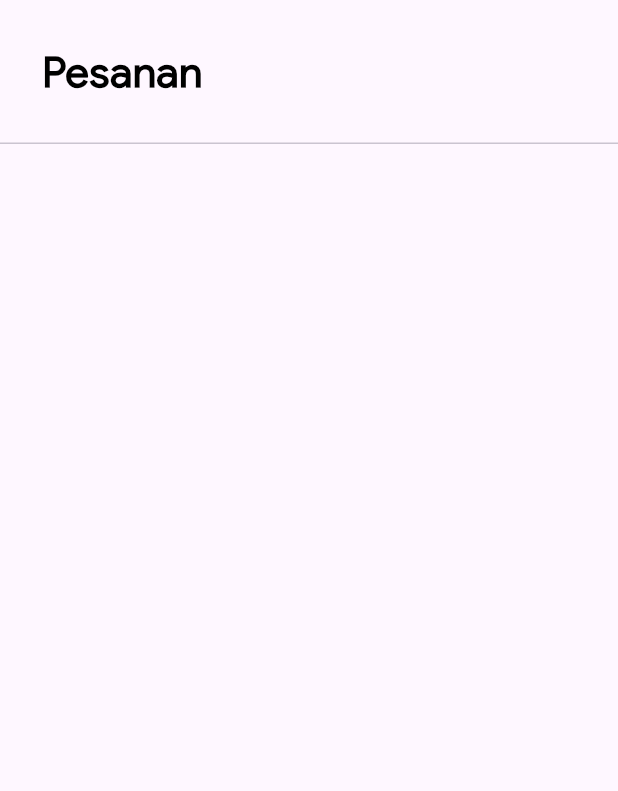
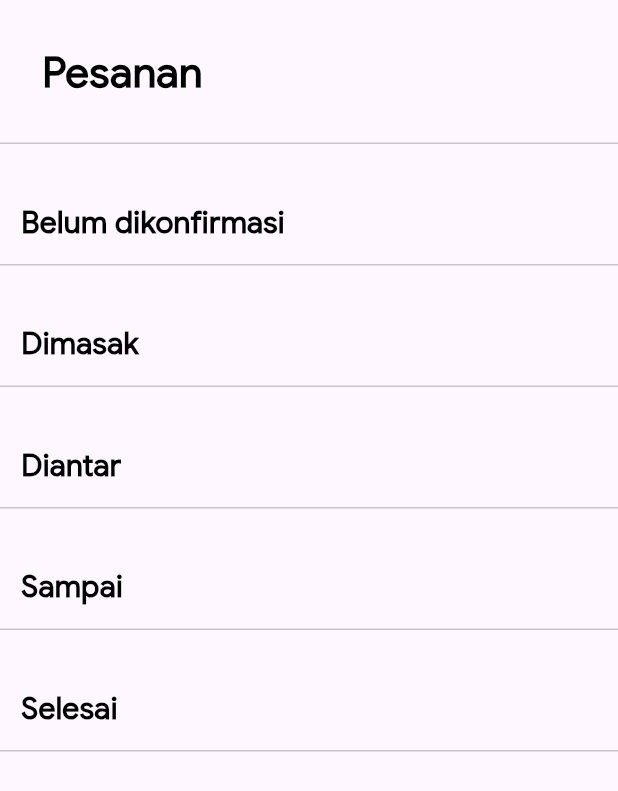
Before and after one commit to nurjavier8789/ngantin_app_ukk_API, a Flutter app: the pesanan screen opened directly, on a phone screen of 412 x 824 dp. Shown: the top 791 px of the screen. Run offline on Flutter 3.47's test engine with Material 3 defaults, Android fonts, the phone set to English and light mode, and no system bars; our stand-ins replace shared_preferences; accounts and stored records are empty.

```diff
--- a/lib/loggedIn/siswa/pages/history.dart
+++ b/lib/loggedIn/siswa/pages/history.dart
@@ -14,13 +14,50 @@ class _pesananState extends State<pesanan> {
   Widget build(BuildContext context) {
     return Scaffold(
       body: SafeArea(
-        child: ListView(
+        child: Column(
+          crossAxisAlignment: CrossAxisAlignment.start,
           children: [
             Container(
               margin: EdgeInsets.all(28),
               child: Text("Pesanan", style: fonts().googleSansBold(Colors.black, 28)),
             ),
             Divider(height: 0),
+            ListView(
+              shrinkWrap: true,
+              children: [
+                SizedBox(height: 24),
+                Container(
+                  margin: EdgeInsets.all(14),
+                  child: Text("Belum dikonfirmasi", style: fonts().googleSansBold(Colors.black, 20),),
+                ),
+                Divider(height: 0),
+                SizedBox(height: 24),
+                Container(
+                  margin: EdgeInsets.all(14),
+                  child: Text("Dimasak", style: fonts().googleSansBold(Colors.black, 20),),
+                ),
+                Divider(height: 0),
+                SizedBox(height: 24),
+                Container(
+                  margin: EdgeInsets.all(14),
+                  child: Text("Diantar", style: fonts().googleSansBold(Colors.black, 20),),
+                ),
+                Divider(height: 0),
+                SizedBox(height: 24),
+                Container(
+                  margin: EdgeInsets.all(14),
+                  child: Text("Sampai", style: fonts().googleSansBold(Colors.black, 20),),
+                ),
+                Divider(height: 0),
+                SizedBox(height: 24),
+                Container(
+                  margin: EdgeInsets.all(14),
+                  child: Text("Selesai", style: fonts().googleSansBold(Colors.black, 20),),
+                ),
+                Divider(height: 0),
+                SizedBox(height: 24),
+              ],
+            ),
           ],
         )
       ),
```
Also changed, not shown: lib/loggedIn/siswa/pages/account.dart (+6 -2 lines), lib/loggedIn/siswa/pages/home.dart (+39 -19 lines), lib/misc/styles.dart (+13 -0 lines).
